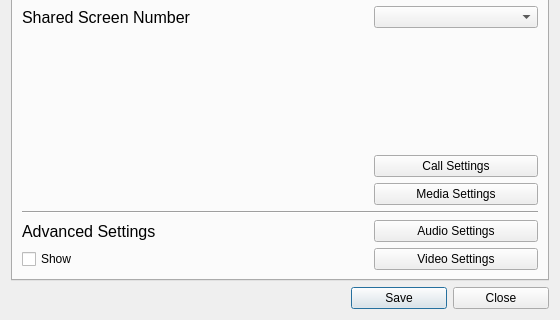
Above: src/ui/settings/settings.ui from ultravideo/uvgComm before the change; both pictures show x 0 to 560 and y 320 to 640 of the 560 by 640 pixel window. Below: the same form after it.
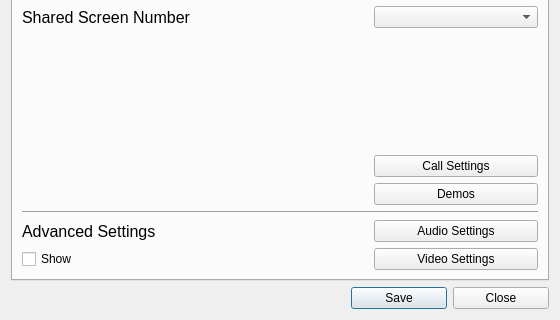
That is the form after the change.

Commit message: refactor(GUI): Fix various small issues in GUI

```diff
--- a/src/ui/settings/settings.ui
+++ b/src/ui/settings/settings.ui
@@ -10,6 +10,12 @@
     <height>640</height>
    </rect>
   </property>
+  <property name="maximumSize">
+   <size>
+    <width>960</width>
+    <height>720</height>
+   </size>
+  </property>
   <property name="windowTitle">
    <string>Settings</string>
   </property>
@@ -168,7 +174,7 @@
           </size>
          </property>
          <property name="text">
-          <string>Media Settings</string>
+          <string>Demos</string>
          </property>
         </widget>
        </item>
```
The commit also changes 2 other files.
